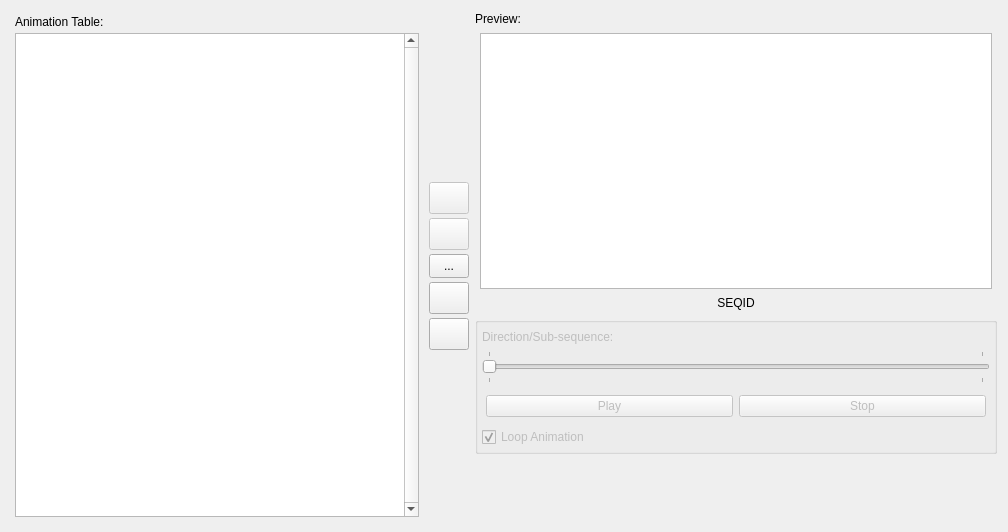
Qt form src/ui/tabs/tabanimtable.ui (PsyCommando/ppmdu_spriteeditor) before a commit.
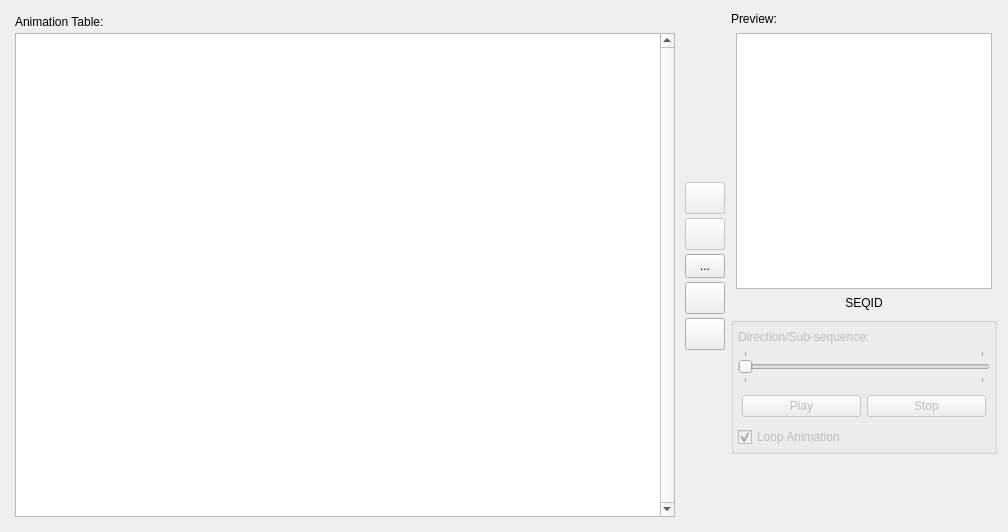
The same form after that commit. Icons and pictures are not drawn.

What changed in the file:
```diff
--- a/src/ui/tabs/tabanimtable.ui
+++ b/src/ui/tabs/tabanimtable.ui
@@ -22,7 +22,7 @@
     <height>532</height>
    </size>
   </property>
-  <layout class="QHBoxLayout" name="horizontalLayout_2" stretch="2,0,1">
+  <layout class="QHBoxLayout" name="horizontalLayout_2" stretch="4,0,1">
    <item>
     <layout class="QVBoxLayout" name="vlAnimTbl">
      <property name="spacing">
@@ -330,7 +330,7 @@
            </property>
            <property name="minimumSize">
             <size>
-             <width>512</width>
+             <width>256</width>
              <height>256</height>
             </size>
            </property>
```
Left out of the diff: 2 changed lines with no effect on the pictures.
